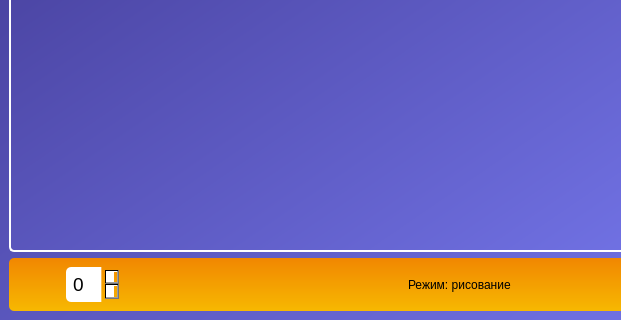
This is ui_main.ui in viktor-akusoff/LifeOdyssey as Qt 5 draws it before an edit; both pictures show x 0 to 621 and y 313 to 633 of the 800 by 633 pixel window. The edited form follows.
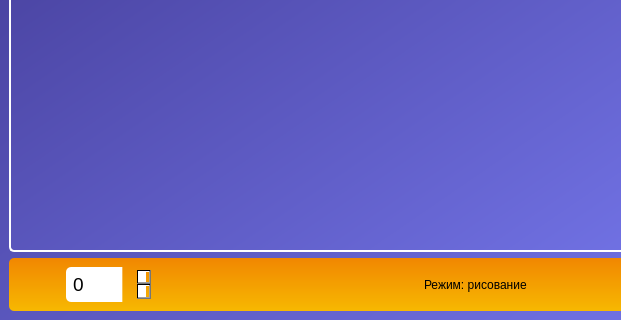
This is the edited form. Icons and pictures are not drawn.

The edit to the form file:
```diff
--- a/ui_main.ui
+++ b/ui_main.ui
@@ -134,6 +134,9 @@
 	background-color: #f35b04;
 }</string>
          </property>
+         <property name="maximum">
+          <number>99999</number>
+         </property>
         </widget>
        </item>
        <item>
```
